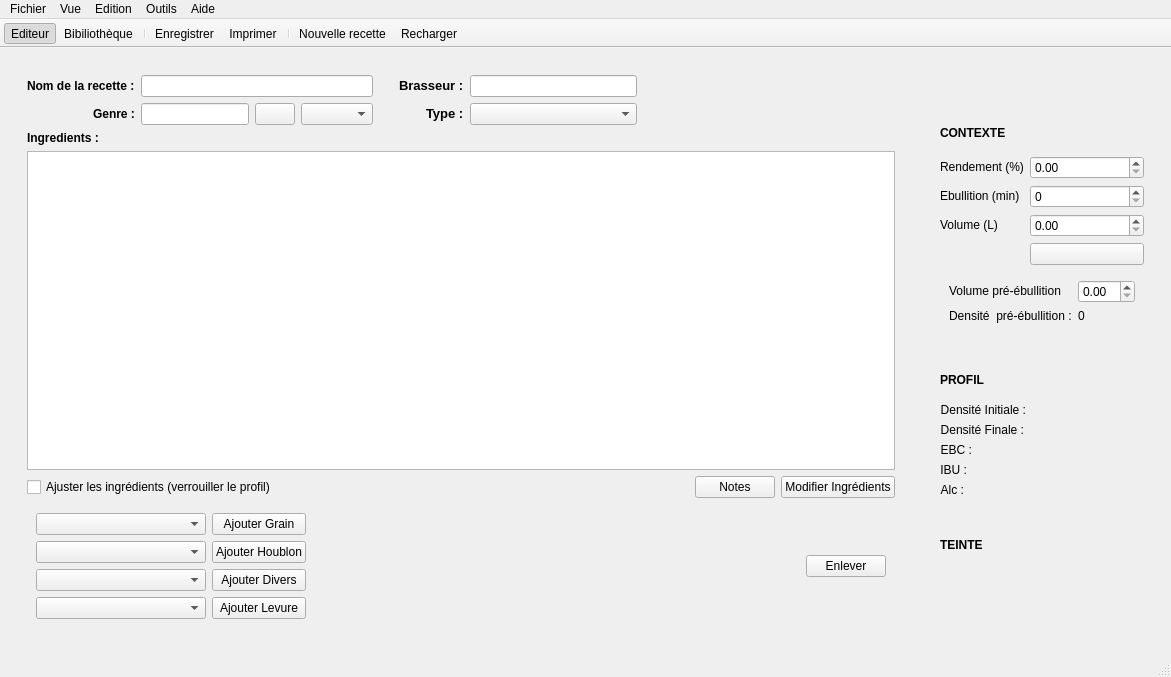
This is reader.ui in 314r/joliebulle as Qt 5 draws it before an edit. The edited form follows.
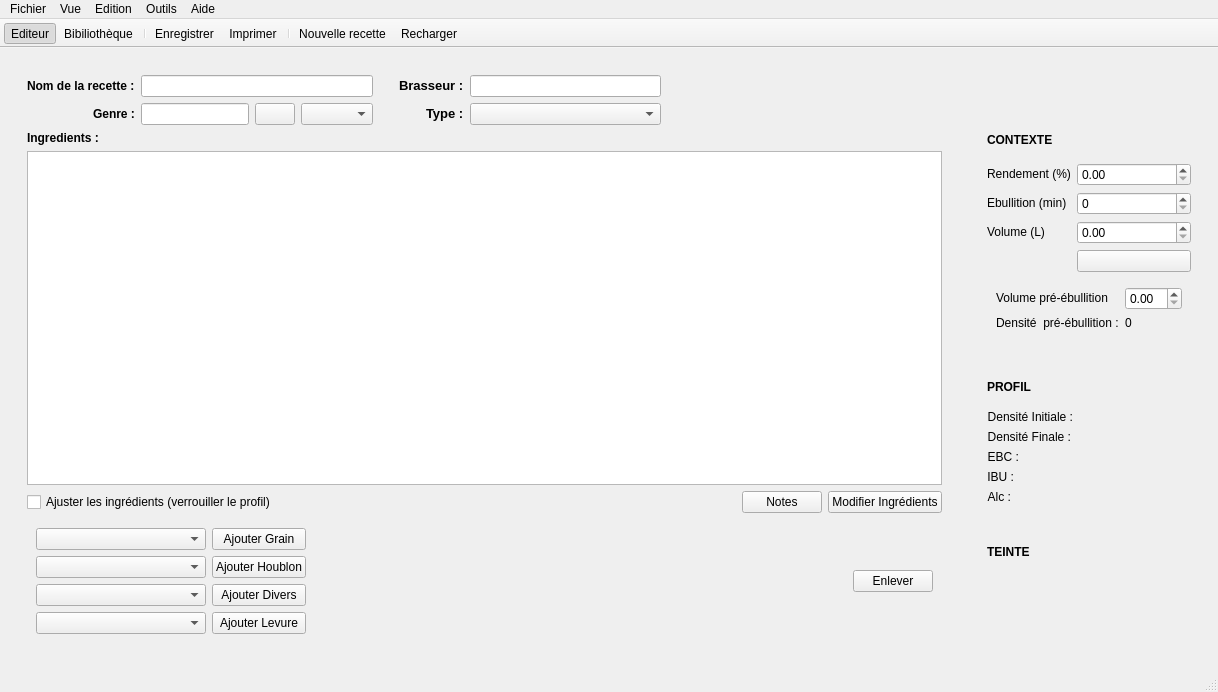
This is the edited form. Icons and pictures are not drawn.

Diff of the .ui file:
```diff
--- a/reader.ui
+++ b/reader.ui
@@ -6,8 +6,8 @@
    <rect>
     <x>0</x>
     <y>0</y>
-    <width>1171</width>
-    <height>677</height>
+    <width>1218</width>
+    <height>692</height>
    </rect>
   </property>
   <property name="windowTitle">
@@ -851,8 +851,8 @@
     <rect>
      <x>0</x>
      <y>0</y>
-     <width>1171</width>
-     <height>23</height>
+     <width>1218</width>
+     <height>25</height>
     </rect>
    </property>
    <widget class="QMenu" name="menuFichier">
```
